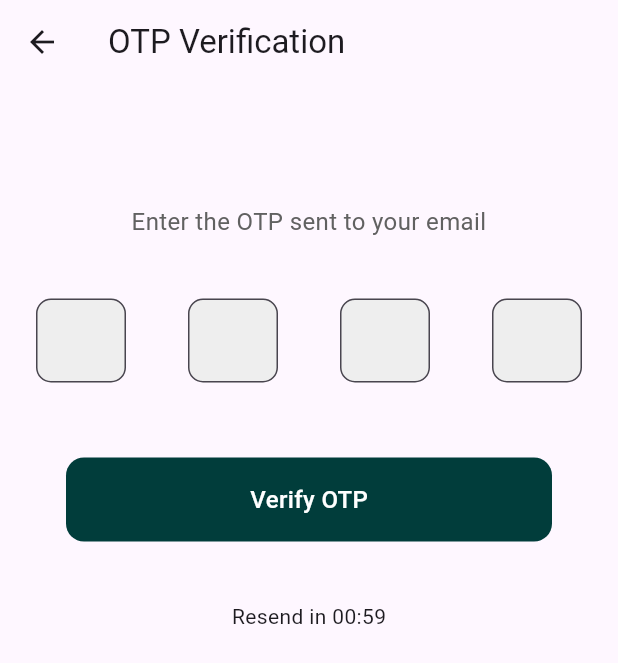
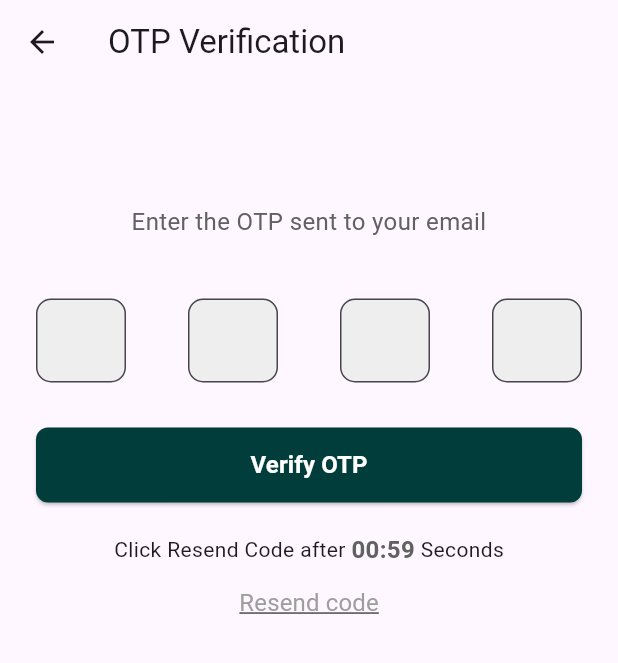
Before and after one commit to Motasim-Fuad/HRlynx, a Flutter app: the Forgotpassotpview screen opened directly, on a phone screen of 412 x 824 dp. Shown: the top 663 px of the screen. Run offline on Flutter 3.47's test engine with Material 3 defaults, Android fonts, the phone set to English and light mode, and no system bars; our stand-ins replace audioplayers, firebase_auth, firebase_core, get, google_sign_in, permission_handler and 1 more; missing offline and left inert: record; accounts and stored records are empty.

```diff
--- a/lib/app/api_servies/repository/auth_repo.dart
+++ b/lib/app/api_servies/repository/auth_repo.dart
@@ -83,6 +83,10 @@ class AuthRepository {
     String url = "${ApiConstants.baseUrl}/api/auth/password/reset-confirm/";
     return await NetworkApiServices.postApi(url, body, withAuth: false);
   }
+  Future<dynamic> resendForgotPasswordOtp(Map<String, dynamic> body) async {
+    String url = "${ApiConstants.baseUrl}/api/auth/resend-otp/";
+    return await NetworkApiServices.postApi(url, body, withAuth: false);
+  }
 
   // ---------- Google SignUp ----------
   Future<bool> googleSignUpAndSetPersona({
--- a/lib/app/common_widgets/button.dart
+++ b/lib/app/common_widgets/button.dart
@@ -2,28 +2,47 @@ import 'package:damaged303/app/utils/app_colors.dart';
 import 'package:flutter/material.dart';
 
 class Button extends StatelessWidget {
-  const Button({super.key, required this.title});
   final String title;
+  final VoidCallback? onTap;
+  final bool isLoading; // 👈 NEW PARAMETER
+
+  const Button({
+    Key? key,
+    required this.title,
+    this.onTap,
+    this.isLoading = false, // 👈 default false
+  }) : super(key: key);
 
   @override
   Widget build(BuildContext context) {
-    return Padding(
-      padding: const EdgeInsets.all(20.0),
-      child: Container(
-        child: Center(
-          child: Text(title,
-          style: TextStyle(
+    return SizedBox(
+      width: double.infinity,
+      height: 50,
+      child: ElevatedButton(
+        onPressed: isLoading ? null : onTap, // disable when loading
+        style: ElevatedButton.styleFrom(
+          backgroundColor: AppColors.primarycolor,
+          shape: RoundedRectangleBorder(
+            borderRadius: BorderRadius.circular(8),
+          ),
+        ),
+        child: isLoading
+            ? const SizedBox(
+          height: 24,
+          width: 24,
+          child: CircularProgressIndicator(
+            color: Colors.white,
+            strokeWidth: 2,
+          ),
+        )
+            : Text(
+          title,
+          style: const TextStyle(
             fontSize: 16,
-            fontWeight: FontWeight.w500,
-            color: Color(0xFFFFFFFF)
-          ),),
+            fontWeight: FontWeight.w600,
+            color: Colors.white,
+          ),
         ),
-        decoration: BoxDecoration(
-          borderRadius: BorderRadius.circular(12),
-          color: AppColors.primarycolor,
-        ),
-        height: 56,
-        width: double.infinity,
       ),
     );
   }
--- a/lib/app/model/onbordingModel.dart
+++ b/lib/app/model/onbordingModel.dart
@@ -8,7 +8,7 @@ class OnbordingModel {
   OnbordingModel(
       {this.success, this.message, this.timestamp, this.statusCode, this.data});
 
-  OnbordingModel.fromJson(Map<String, dynamic> json) {
+  OnbordingModel.fromJson(Map<dynamic, dynamic> json) {
     success = json['success'];
     message = json['message'];
     timestamp = json['timestamp'];
--- a/lib/app/modules/forgotPassOtpVerification/forgotPassOtpView.dart
+++ b/lib/app/modules/forgotPassOtpVerification/forgotPassOtpView.dart
@@ -1,5 +1,6 @@
 import 'package:flutter/material.dart';
 import 'package:get/get.dart';
+import '../../utils/app_colors.dart';
 import 'forgetPassWordOtpController.dart';
 import '../../common_widgets/button.dart';
 
@@ -47,18 +48,59 @@ class Forgotpassotpview extends StatelessWidget {
               }),
             ),
             const SizedBox(height: 30),
-            GestureDetector(
-              onTap: controller.verifyOtp,
-              child: const Button(title: 'Verify OTP'),
+            Obx((){
+              return Button(title: 'Verify OTP',
+                onTap: controller.verifyOtp,
+                isLoading: controller.isLoading.value,
+              );
+            }),
+
+
+            const SizedBox(height: 20),
+            Row(
+              mainAxisAlignment: MainAxisAlignment.center,
+              children: [
+                Text('Click Resend Code after '),
+                Obx(() {
+                  String minutes = (controller.timerSeconds.value ~/ 60)
+                      .toString()
+                      .padLeft(2, '0');
+                  String seconds = (controller.timerSeconds.value % 60)
+                      .toString()
+                      .padLeft(2, '0');
+                  return Text(
+                    '$minutes:$seconds',
+                    style: TextStyle(
+                      fontSize: 16,
+                      color: controller.timerSeconds.value == 0
+                          ? AppColors.primarycolor
+                          : Colors.grey[700],
+                      fontWeight: FontWeight.bold,
+                    ),
+                  );
+                }),
+                Text(" Seconds"),
+              ],
+
             ),
-            const SizedBox(height: 20),
-            Obx(() {
-              final minutes =
-              (controller.timerSeconds.value ~/ 60).toString().padLeft(2, '0');
-              final seconds =
-              (controller.timerSeconds.value % 60).toString().padLeft(2, '0');
-              return Text("Resend in $minutes:$seconds");
-            }),
+            Obx(() => TextButton(
+              onPressed: controller.timerSeconds.value == 0
+                  ? () {
+                controller.resendCode();
+              }
+                  : null, // Disable button if timer is not zero
+              child: Text(
+                'Resend code',
+                style: TextStyle(
+                  decoration: TextDecoration.underline,
+                  fontSize: 16,
+                  color: controller.timerSeconds.value == 0
+                      ? AppColors.primarycolor
+                      : Colors.grey, // dim the text color when inactive
+                  fontWeight: FontWeight.w400,
+                ),
+              ),
+            )),
           ],
         ),
       ),
```
Also changed, not shown: lib/app/api_servies/neteork_api_services.dart (+25 -6 lines), lib/app/modules/foret_password/forget_password_view.dart (+4 -6 lines), lib/app/modules/forgotPassOtpVerification/forgetPassWordOtpController.dart (+31 -2 lines), lib/app/modules/log_in/log_in_view.dart (+8 -6 lines), lib/app/modules/onboarding/onboarding_view.dart (+5 -7 lines), lib/app/modules/otp_verification/otp_verification_controller.dart (+6 -19 lines), lib/app/modules/otp_verification/otp_verification_view.dart (+31 -34 lines), lib/app/modules/reset_password/reset_password_view.dart (+7 -6 lines), lib/app/modules/sign_up/sign_up_view.dart (+7 -8 lines), lib/app/modules/splash_screen/second_splash.dart (+10 -16 lines), lib/app/modules/splash_screen/splash_screen.dart (+6 -6 lines), lib/app/modules/splash_screen/third_splash.dart (+8 -8 lines).
